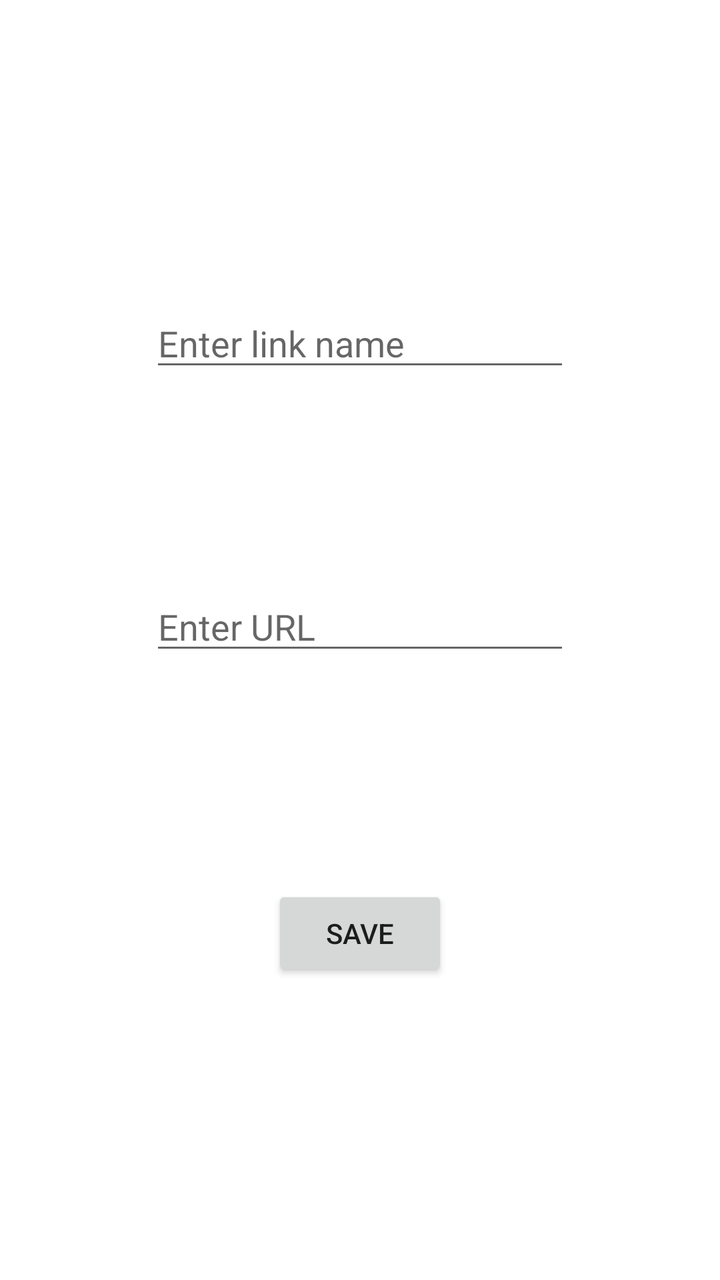
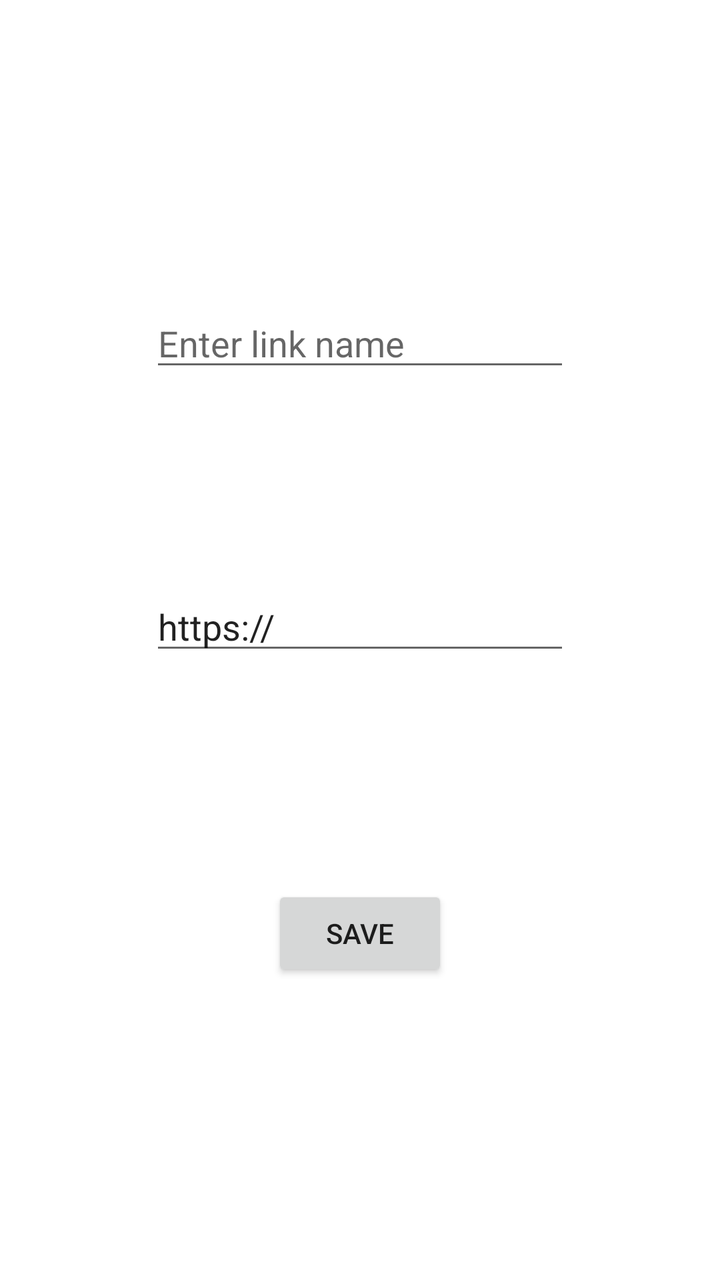

Before-and-after screenshots of an Android layout around one commit, followed by the original layout XML and the change that was made.
<!-- AndroidManifest.xml: application theme Theme.NUMAD22Sp_FeierGu -->
<!-- res/layout/activity_main_link_edit_page.xml -->
<?xml version="1.0" encoding="utf-8"?>
<androidx.constraintlayout.widget.ConstraintLayout xmlns:android="http://schemas.android.com/apk/res/android"
    xmlns:app="http://schemas.android.com/apk/res-auto"
    xmlns:tools="http://schemas.android.com/tools"
    android:layout_width="match_parent"
    android:layout_height="match_parent"
    tools:context=".MainActivity_linkEditPage">

    <EditText
        android:id="@+id/editText_linkName"
        android:layout_width="wrap_content"
        android:layout_height="wrap_content"
        android:layout_marginTop="100dp"
        android:layout_marginBottom="16dp"
        android:ems="10"
        android:hint="Enter link name"
        android:inputType="textPersonName"
        app:layout_constraintBottom_toTopOf="@+id/editText_linkUrl"
        app:layout_constraintEnd_toEndOf="parent"
        app:layout_constraintStart_toStartOf="parent"
        app:layout_constraintTop_toTopOf="parent" />

    <EditText
        android:id="@+id/editText_linkUrl"
        android:layout_width="wrap_content"
        android:layout_height="wrap_content"
        android:layout_marginTop="35dp"
        android:layout_marginBottom="16dp"
        android:ems="10"
        android:hint="Enter URL"
        android:inputType="textPersonName"
        app:layout_constraintBottom_toTopOf="@+id/editPage_saveButton"
        app:layout_constraintEnd_toEndOf="parent"
        app:layout_constraintStart_toStartOf="parent"
        app:layout_constraintTop_toBottomOf="@+id/editText_linkName" />

    <Button
        android:id="@+id/editPage_saveButton"
        android:layout_width="wrap_content"
        android:layout_height="wrap_content"
        android:layout_marginTop="45dp"
        android:layout_marginBottom="100dp"
        android:text="@string/button_linkEditPage_save"
        app:layout_constraintBottom_toBottomOf="parent"
        app:layout_constraintEnd_toEndOf="parent"
        app:layout_constraintStart_toStartOf="parent"
        app:layout_constraintTop_toBottomOf="@+id/editText_linkUrl" />
</androidx.constraintlayout.widget.ConstraintLayout>
<!-- resources referenced by this layout -->
<resources>
  <string name="button_linkEditPage_save">Save</string>
  <style name="Theme.NUMAD22Sp_FeierGu" parent="Theme.MaterialComponents.DayNight.DarkActionBar">
          
          <item name="colorPrimary">@color/purple_500</item>
          <item name="colorPrimaryVariant">@color/purple_700</item>
          <item name="colorOnPrimary">@color/white</item>
          
          <item name="colorSecondary">@color/teal_200</item>
          <item name="colorSecondaryVariant">@color/teal_700</item>
          <item name="colorOnSecondary">@color/black</item>
          
          <item name="android:statusBarColor" tools:targetApi="l">?attr/colorPrimaryVariant</item>
          
      </style>
  <color name="purple_500">#FF6200EE</color>
  <color name="purple_700">#FF3700B3</color>
  <color name="white">#FFFFFFFF</color>
  <color name="teal_200">#FF03DAC5</color>
  <color name="teal_700">#FF018786</color>
  <color name="black">#FF000000</color>
</resources>

<!-- the commit's change to res/layout/activity_main_link_edit_page.xml (unified diff, before → after) -->
@@ -29,6 +29,7 @@
         android:ems="10"
         android:hint="Enter URL"
         android:inputType="textPersonName"
+        android:text="https://"
         app:layout_constraintBottom_toTopOf="@+id/editPage_saveButton"
         app:layout_constraintEnd_toEndOf="parent"
         app:layout_constraintStart_toStartOf="parent"
